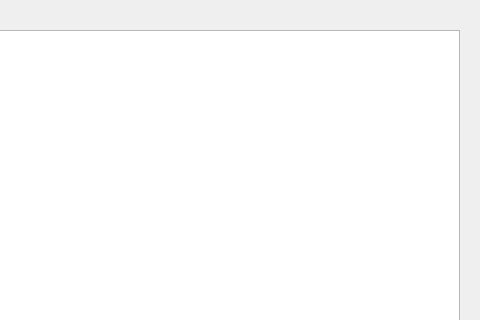
This is pacman/mainwindow.ui in edissonchamorroc/PACMAN_ as Qt 5 draws it before an edit; both pictures show x 320 to 800 and y 0 to 320 of the 800 by 600 pixel window. The edited form follows.
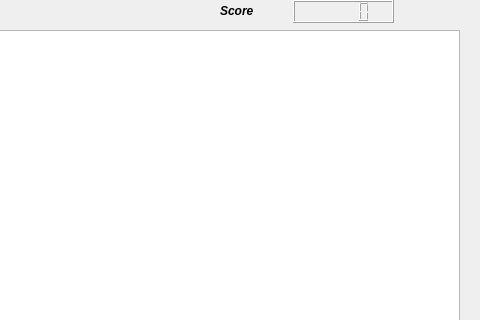
This is the edited form.

Patch:
```diff
--- a/pacman/mainwindow.ui
+++ b/pacman/mainwindow.ui
@@ -24,6 +24,36 @@
      </rect>
     </property>
    </widget>
+   <widget class="QLCDNumber" name="puntaje">
+    <property name="geometry">
+     <rect>
+      <x>613</x>
+      <y>0</y>
+      <width>101</width>
+      <height>23</height>
+     </rect>
+    </property>
+   </widget>
+   <widget class="QLabel" name="label">
+    <property name="geometry">
+     <rect>
+      <x>540</x>
+      <y>0</y>
+      <width>71</width>
+      <height>21</height>
+     </rect>
+    </property>
+    <property name="font">
+     <font>
+      <weight>75</weight>
+      <italic>true</italic>
+      <bold>true</bold>
+     </font>
+    </property>
+    <property name="text">
+     <string>Score</string>
+    </property>
+   </widget>
   </widget>
   <widget class="QMenuBar" name="menubar">
    <property name="geometry">
```
